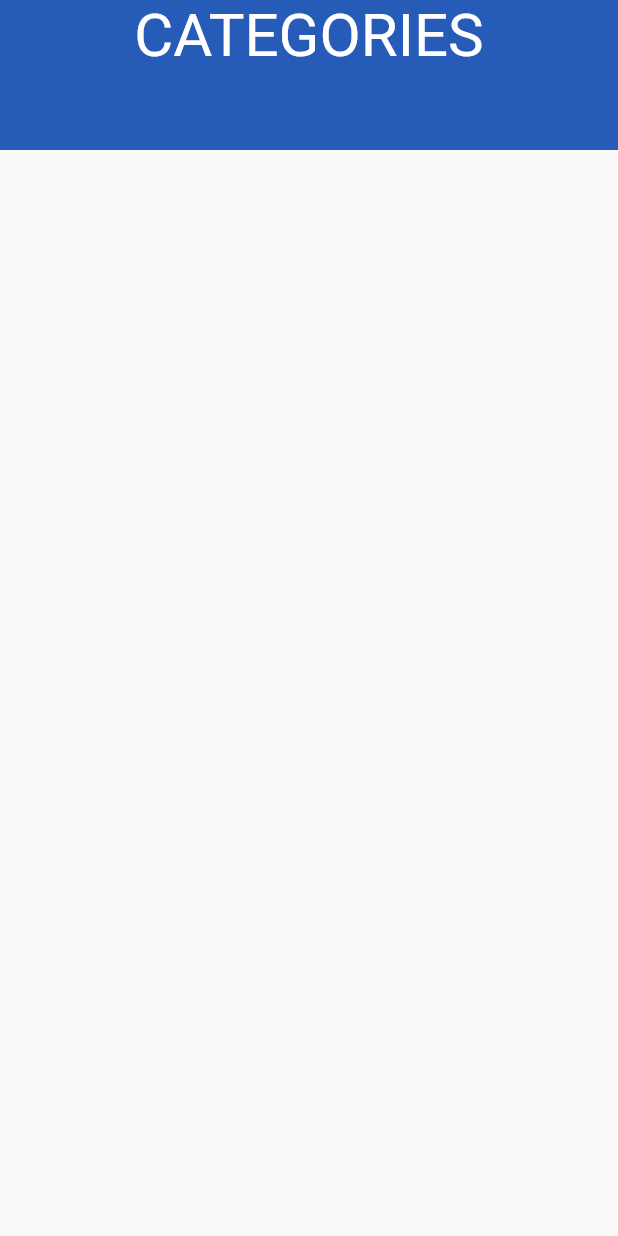
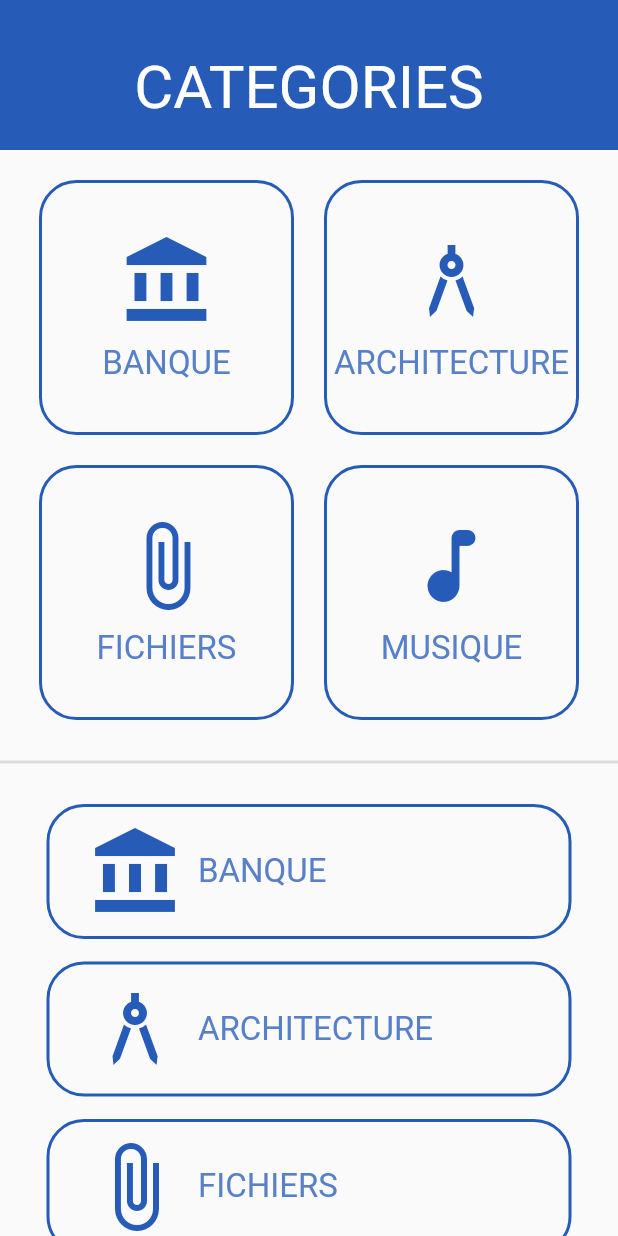
Before and after one commit to JulienCorbo/le_cube, a Flutter app: the categoryPage screen opened directly, on a phone screen of 412 x 824 dp. Run offline on Flutter 3.47's test engine with Material 2 defaults, Android fonts, the phone set to English and light mode, and no system bars; our stand-ins replace carousel_slider, google_fonts, share_plus, video_player.

```diff
--- a/lib/commons/constants.dart
+++ b/lib/commons/constants.dart
@@ -48,6 +48,77 @@ final textStyle = GoogleFonts.zenKurenaido(
   textStyle: const TextStyle(
     color: blueText,
   ),
+);
+
+Widget categoryElementPage1({
+  required String title,
+  required IconData? icon,
+}) => Container(
+  width: 170,
+  height: 170,
+  decoration: BoxDecoration(
+      border: Border.all(width: 2.0, color: blueBorder),
+      borderRadius: BorderRadius.circular(25),
+  ),
+  child: SizedBox.fromSize(
+    size: Size(56, 56),
+        child: InkWell(
+          borderRadius: BorderRadius.circular(20),
+          splashColor: blueText, // splash color
+          onTap: () {}, // button pressed
+          child: Column(
+            mainAxisAlignment: MainAxisAlignment.center,
+            children: [
+              Icon(
+                icon,
+                color: blueIcon,
+                size: 64,
+              ),
+              const SizedBox(height: 10),
+              Text(
+                  title,
+                  style: textStyle.copyWith(fontSize: 22)
+              ),
+            ],
+          ),
+        ),
+  )
+);
+
+Widget categoryElementPage2({
+  required String title,
+  required IconData? icon,
+}) => Container(
+    width: 350,
+    height: 90,
+    decoration: BoxDecoration(
+      border: Border.all(width: 2.0, color: blueBorder),
+      borderRadius: BorderRadius.circular(25),
+    ),
+    child: SizedBox.fromSize(
+      size: Size(56, 56),
+      child: InkWell(
+        borderRadius: BorderRadius.circular(20),
+        splashColor: blueText, // splash color
+        onTap: () {}, // button pressed
+        child: Row(
+          mainAxisAlignment: MainAxisAlignment.start,
+          children: [
+            const SizedBox(width: 25),
+            Icon(
+              icon,
+              color: blueIcon,
+              size: 64,
+            ),
+            const SizedBox(width: 10),
+            Text(
+                title,
+                style: textStyle.copyWith(fontSize: 22)
+            ),
+          ],
+        ),
+      ),
+    )
 );
 
 Widget spotlightElement({
--- a/lib/screens/category.dart
+++ b/lib/screens/category.dart
@@ -1,4 +1,5 @@
 import 'package:flutter/material.dart';
+import 'package:le_cube/commons/constants.dart';
 
 import 'package:le_cube/commons/constants.dart';
 
@@ -10,27 +11,75 @@ class categoryPage extends StatefulWidget {
 }
 
 class _categoryPageState extends State<categoryPage> {
+  GlobalKey<ScaffoldState> _globalKey = GlobalKey<ScaffoldState>();
   @override
   Widget build(BuildContext context) {
     return Scaffold(
+        key: _globalKey,
         body: LayoutBuilder(
         builder: (BuildContext context, BoxConstraints viewportConstraints){
           return SingleChildScrollView(
             child: Column(
               children: [
                 Container(
-
                   height: 100,
                   width: double.infinity,
-                  decoration: BoxDecoration(
+                  decoration: const BoxDecoration(
                     color: blueBackground,
                   ),
-                  child: Text(
-                      'CATEGORIES',
-                    style: textStyle.copyWith(fontSize: 40, color: Colors.white),
-                    textAlign: TextAlign.center,
-                  ),
-                )
+                  child: Column(
+                    children: [
+                      const SizedBox(height: 35, width: double.infinity,),
+                      Text(
+                        'CATEGORIES',
+                        style: textStyle.copyWith(fontSize: 40, color: Colors.white),
+                        textAlign: TextAlign.center,
+                      ),
+                    ]
+                  )
+                ),
+                const SizedBox(height: 20),
+              LayoutBuilder(
+                  builder: (BuildContext context, BoxConstraints viewportConstraints) {
+                    return SingleChildScrollView(
+                      child: Column(
+                        children: [
+                          Row(
+                              mainAxisAlignment: MainAxisAlignment.center,
+                              children:[
+                                categoryElementPage1(icon: Icons.account_balance, title: 'BANQUE'),
+                                const SizedBox(width: 20),
+                                categoryElementPage1(icon: Icons.architecture, title: 'ARCHITECTURE')
+                              ]
+                          ),
+                          const SizedBox(height: 20),
+                          Row(
+                              mainAxisAlignment: MainAxisAlignment.center,
+                              children:[
+                                categoryElementPage1(icon: Icons.attach_file, title: 'FICHIERS'),
+                                const SizedBox(width: 20),
+                                categoryElementPage1(icon: Icons.music_note_rounded, title: 'MUSIQUE')
+                              ]
+                          ),
+                          const SizedBox(height: 20),
+                          const Divider(thickness: 2),
+                          const SizedBox(height: 20),
+                          Column(
+                            children: [
+                              categoryElementPage2(icon: Icons.account_balance, title: 'BANQUE'),
+                              const SizedBox(height: 15),
+                              categoryElementPage2(icon: Icons.architecture, title: 'ARCHITECTURE'),
+                              const SizedBox(height: 15),
+                              categoryElementPage2(icon: Icons.attach_file, title: 'FICHIERS'),
+                              const SizedBox(height: 15),
+                              categoryElementPage2(icon: Icons.music_note_rounded, title: 'MUSIQUE')
+                            ],
+                          )
+                        ],
+                      ),
+                    );
+                  }
+                  )
               ],
             ),
           );
--- a/lib/screens/homePage.dart
+++ b/lib/screens/homePage.dart
@@ -3,6 +3,7 @@ import 'package:google_fonts/google_fonts.dart';
 import 'package:carousel_slider/carousel_slider.dart';
 
 import 'package:le_cube/commons/constants.dart';
+import 'package:le_cube/screens/category.dart';
 import 'package:le_cube/widgets/navigationDrawer.dart';
 
 class homePage extends StatefulWidget {
@@ -181,7 +182,11 @@ class _homePageState extends State<homePage> {
                         const SizedBox(height: 20),
                         ElevatedButton(
                             style: buttonBlue,
-                            onPressed: () {} ,
+                            onPressed: () {
+                              Navigator.of(context).push(MaterialPageRoute(
+                                  builder: (context) => const categoryPage()
+                              ));
+                              } ,
                             child: const Text('PLUS DE CATÉGORIES')
                         ),
                       ],
--- a/lib/screens/splashScreen.dart
+++ b/lib/screens/splashScreen.dart
@@ -26,7 +26,7 @@ class _SplashScreenState extends State<SplashScreen> {
   void _playVideo() async{
     _controller.play();
 
-    await Future.delayed(const Duration(seconds: 5));
+    await Future.delayed(const Duration(milliseconds: 5350));
 
     Navigator.of(context).push(MaterialPageRoute(
         builder: (context) => const homePage()
```
